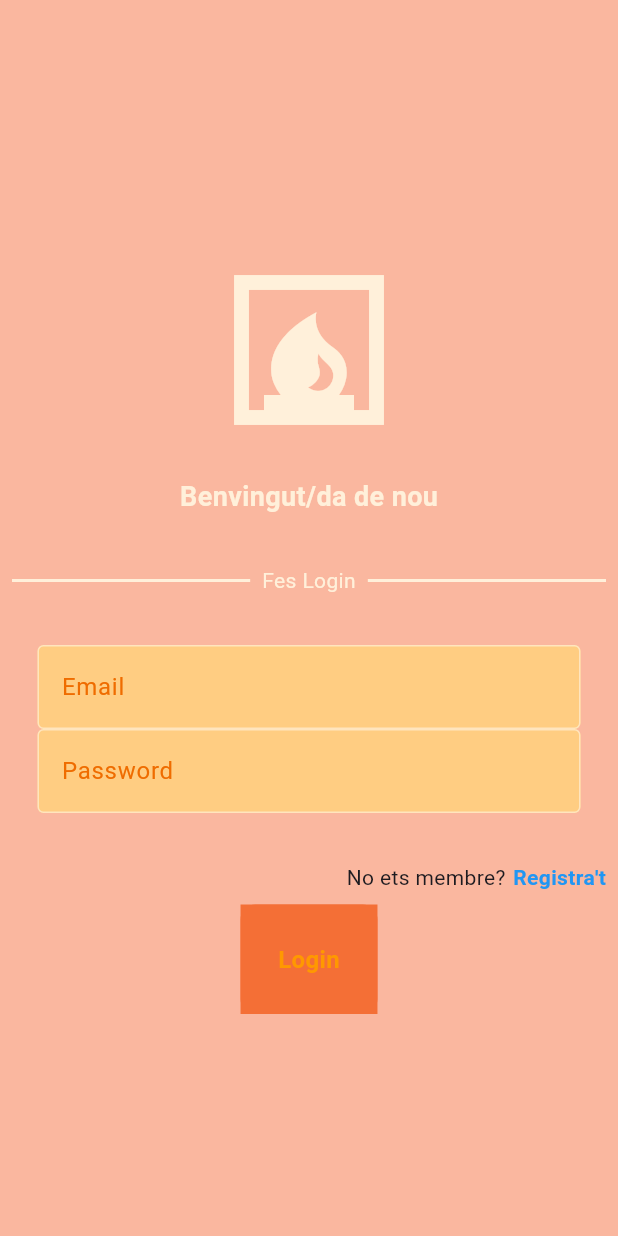
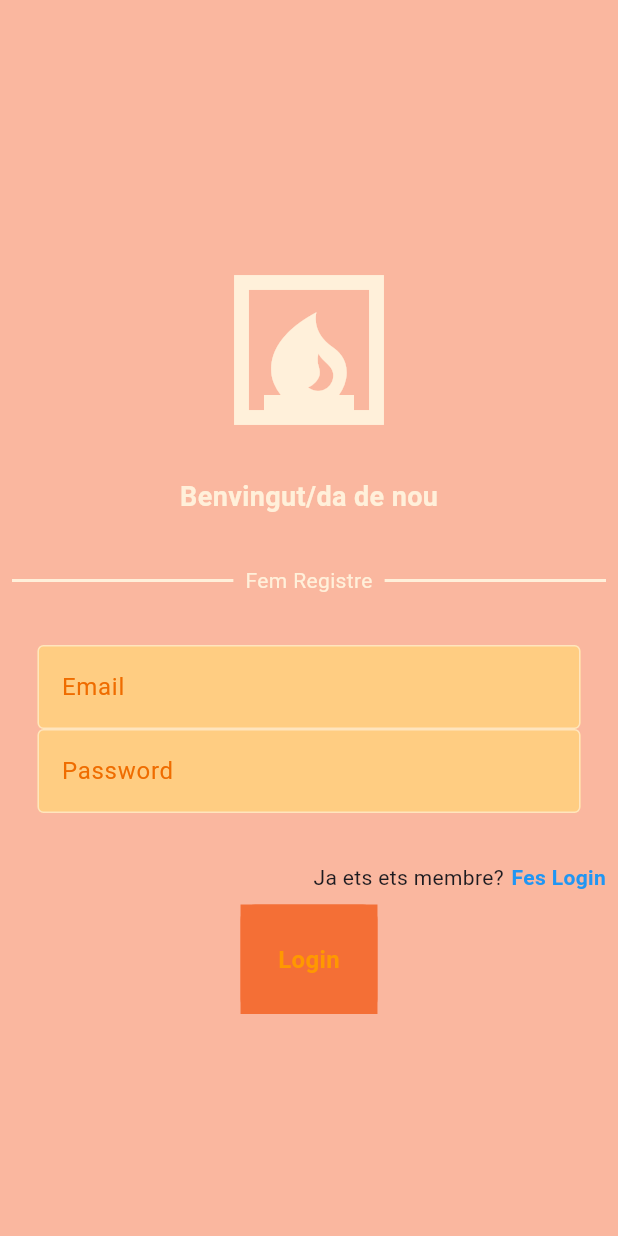
Before and after one commit to OscarDeDiegoSerrano/flutter_firebase_2324, a Flutter app: the screen it shows after launch, on a phone screen of 412 x 824 dp. Run offline on Flutter 3.47's test engine with Material 3 defaults, Android fonts, the phone set to English and light mode, and no system bars; our stand-ins replace firebase_core; accounts and stored records are empty.

Commit message:
UI Registre

```diff
--- a/lib/main.dart
+++ b/lib/main.dart
@@ -1,12 +1,16 @@
 import 'package:firebase_core/firebase_core.dart';
 import 'package:flutter/material.dart';
+import 'package:flutter_firebase_2324/firebase_options.dart';
 import 'package:flutter_firebase_2324/pantallas/login.dart';
+import 'package:flutter_firebase_2324/pantallas/registre.dart';
 
 void main() async{
 
   WidgetsFlutterBinding.ensureInitialized();
 
-  await Firebase.initializeApp();
+  await Firebase.initializeApp(
+    options: DefaultFirebaseOptions.currentPlatform,
+  );
   runApp(const MainApp());
 }
 
@@ -15,9 +19,9 @@ class MainApp extends StatelessWidget {
 
   @override
   Widget build(BuildContext context) {
-    return const MaterialApp(
+    return MaterialApp(
       debugShowCheckedModeBanner: false,
-      home: PaginaLogin()
+      home: PaginaRegistre(),
     );
   }
 }
--- /dev/null
+++ b/lib/pantallas/registre.dart
@@ -0,0 +1,123 @@
+import 'package:flutter/material.dart';
+import 'package:flutter_firebase_2324/componentes/boto_auth.dart';
+import 'package:flutter_firebase_2324/componentes/textfield_auth.dart';
+
+class PaginaRegistre extends StatelessWidget {
+
+  final TextEditingController controllerEmail = TextEditingController();
+  final TextEditingController controllerPassword = TextEditingController();
+  final TextEditingController controllerConfirmarPassword = TextEditingController();
+
+  PaginaRegistre({super.key});
+
+  void ferRegistre(){
+
+  }
+
+  @override
+  Widget build(BuildContext context) {
+    return Scaffold(
+      backgroundColor: const Color.fromARGB(255, 250, 183, 159),
+      body: SafeArea(
+        child: Center(
+          child: SingleChildScrollView(
+            child: Column(
+              mainAxisAlignment: MainAxisAlignment.center,
+              children: [
+                SizedBox(height: 25),
+                // Logo
+                Icon(
+                  Icons.fireplace,
+                  size: 120,
+                  color: const Color.fromARGB(255, 255, 240, 218),
+                ),
+                SizedBox(height: 25),
+                // Frase
+                Text(
+                  "Benvingut/da de nou",
+                  style: TextStyle(
+                    color: const Color.fromARGB(255, 255, 240, 218),
+                    fontSize: 18,
+                    fontWeight: FontWeight.bold,
+                  ),
+                ),
+                SizedBox(height: 25),
+                // Text divisori
+                Padding(
+                  padding: const EdgeInsets.all(8.0),
+                  child: Row(
+                    children: [
+                      Expanded(
+                        child: Divider(
+                          thickness: 2,
+                          color: const Color.fromARGB(255, 255, 240, 218),
+                        ),
+                      ),
+                      Padding(
+                        padding: const EdgeInsets.symmetric(horizontal: 8),
+                        child: Text(
+                          "Fem Registre",
+                          style: TextStyle(
+                              color: const Color.fromARGB(255, 255, 240, 218)),
+                        ),
+                      ),
+                      Expanded(
+                        child: Divider(
+                          thickness: 2,
+                          color: const Color.fromARGB(255, 255, 240, 218),
+                        ),
+                      ),
+                    ],
+                  ),
+                ),
+                SizedBox(height: 25),
+                // TextField Email
+                TextFieldAuth(
+                  controller: controllerEmail,
+                  obscureText: false,
+                  hintText: "Email",
+                ),
+                // TextField Password
+                TextFieldAuth(
+                  controller: controllerPassword,
+                  obscureText: true,
+                  hintText: "Password",
+                ),
+                // No estas registrat
+                SizedBox(height: 25),
+                // No estas registrat/da?
+                Padding(
+                  padding: const EdgeInsets.all(8.0),
+                  child: Row(
+                    mainAxisAlignment: MainAxisAlignment.end,
+                    children: [
+                      Text("Ja ets ets membre?"),
+                      SizedBox(width: 5),
+                      GestureDetector(
+                        onTap: () {
+                          // Aquí puedes manejar la acción de registro
+                        },
+                        child: Text(
+                          "Fes Login",
+                          style: TextStyle(
+                            fontWeight: FontWeight.bold,
+                            color: Colors.blue,
+                          ),
+                        ),
+                      ),
+                    ],
+                  ),
+                ),
+                // Boto Registre
+                Boto_Auth(
+                  text: "Registre",
+                  onTap: ferRegistre,
+                ),
+              ],
+            ),
+          ),
+        ),
+      ),
+    );;
+  }
+}
```
